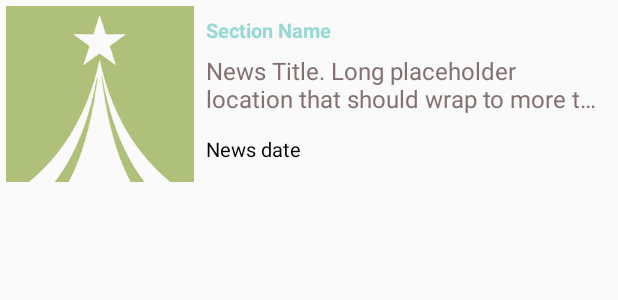
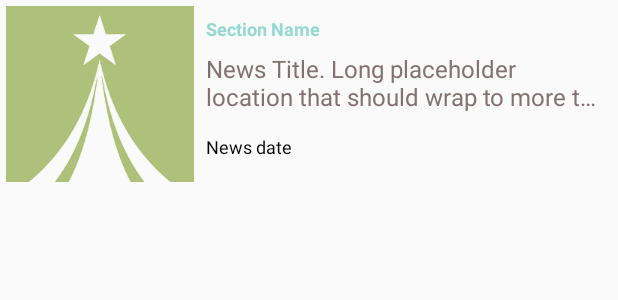
Before and after one commit to Yosolita1978/RankedFeedApp, an Android app: the layout list_items.xml on its own in the app's theme, with its tools: preview values and no code run, on a phone screen of 412 x 824 dp. Shown: the top 300 px of the screen. Run offline under Robolectric (Android 15) with nearby library versions, the phone set to English and light mode, and no system bars.

Commit message:
Ready for submission

```diff
--- a/app/src/main/java/co/yosola/ranked/Article.java
+++ b/app/src/main/java/co/yosola/ranked/Article.java
@@ -25,11 +25,11 @@ public class Article {
         return mUrl;
     }
 
-    public String getPublishedDate(){
+    public String getPublishedDate() {
         return mPublishedDate;
     }
 
-    public String getSection(){
+    public String getSection() {
         return mSection;
     }
 
--- a/app/src/main/java/co/yosola/ranked/ArticleAdapter.java
+++ b/app/src/main/java/co/yosola/ranked/ArticleAdapter.java
@@ -9,9 +9,7 @@ import android.view.ViewGroup;
 import android.widget.ArrayAdapter;
 import android.widget.ImageView;
 import android.widget.TextView;
-
 import com.squareup.picasso.Picasso;
-
 import java.text.DateFormat;
 import java.text.ParseException;
 import java.text.SimpleDateFormat;
@@ -50,6 +48,7 @@ public class ArticleAdapter extends ArrayAdapter<Article> {
         TextView titleTextView = listItemView.findViewById(R.id.news_title);
         titleTextView.setText(currentArticle.getTitle());
 
+//        Setting the date with Format. I preffer only the month and the year of publication
         TextView dateTextView = listItemView.findViewById(R.id.news_date);
         String dateWithoutFormat = currentArticle.getPublishedDate();
         Date date = fromISO8601UTC(dateWithoutFormat);
--- a/app/src/main/java/co/yosola/ranked/QueryUtils.java
+++ b/app/src/main/java/co/yosola/ranked/QueryUtils.java
@@ -131,7 +131,8 @@ public final class QueryUtils {
                 String section = article.optString("sectionName");
                 String url = article.optString("webUrl");
                 String publicationDate = article.getString("webPublicationDate");
-                JSONObject fields = article.optJSONObject("fields");;
+                JSONObject fields = article.optJSONObject("fields");
+                ;
                 String imageUrl = fields.getString("thumbnail");
 
                 // Create a new {@link Article} object with the title, url, publicationDate, section
@@ -147,7 +148,7 @@ public final class QueryUtils {
             // with the message from the exception.
             Log.e(LOG_TAG, "Problem parsing the articles JSON results", e);
         }
-        // Return the list of earthquakes
+        // Return the list of articles
         return articles;
     }
 
--- a/app/src/main/res/layout/list_items.xml
+++ b/app/src/main/res/layout/list_items.xml
@@ -29,10 +29,10 @@
             android:paddingLeft="@dimen/dimen_8dp"
             android:paddingRight="@dimen/dimen_8dp"
             android:paddingStart="@dimen/dimen_8dp"
+            android:textAppearance="?android:textAppearanceSmall"
             android:textColor="@color/textAccent"
             android:textSize="@dimen/font_small"
             android:textStyle="bold"
-            android:textAppearance="?android:textAppearanceSmall"
             tools:text="@string/section_name" />
 
         <TextView
@@ -46,9 +46,9 @@
             android:paddingLeft="@dimen/dimen_8dp"
             android:paddingRight="@dimen/dimen_8dp"
             android:paddingStart="@dimen/dimen_8dp"
+            android:textAppearance="?android:textAppearanceMedium"
             android:textColor="@color/colorAccentLight"
             android:textSize="@dimen/font_medium"
-            android:textAppearance="?android:textAppearanceMedium"
             tools:text="@string/news_title" />
 
         <TextView
@@ -60,9 +60,9 @@
             android:paddingLeft="@dimen/dimen_8dp"
             android:paddingRight="@dimen/dimen_8dp"
             android:paddingStart="@dimen/dimen_8dp"
+            android:textAppearance="?android:textAppearanceSmall"
             android:textColor="@color/textOnPrimary"
             android:textSize="@dimen/font_small"
-            android:textAppearance="?android:textAppearanceSmall"
             tools:text="@string/news_date" />
 
     </LinearLayout>
--- a/app/src/main/res/values/dimens.xml
+++ b/app/src/main/res/values/dimens.xml
@@ -19,7 +19,7 @@
     <dimen name="dimen_64dp">64dp</dimen>
 
     <!-- Font Sizes -->
-    <dimen name="font_small">13sp</dimen>
+    <dimen name="font_small">12sp</dimen>
     <dimen name="font_medium">16sp</dimen>
     <dimen name="font_large">20sp</dimen>
     <dimen name="font_description">18sp</dimen>
```
Also changed, not shown: app/src/main/java/co/yosola/ranked/ArticleLoader.java (+5 -3 lines), app/src/main/java/co/yosola/ranked/MainActivity.java (+13 -5 lines).
